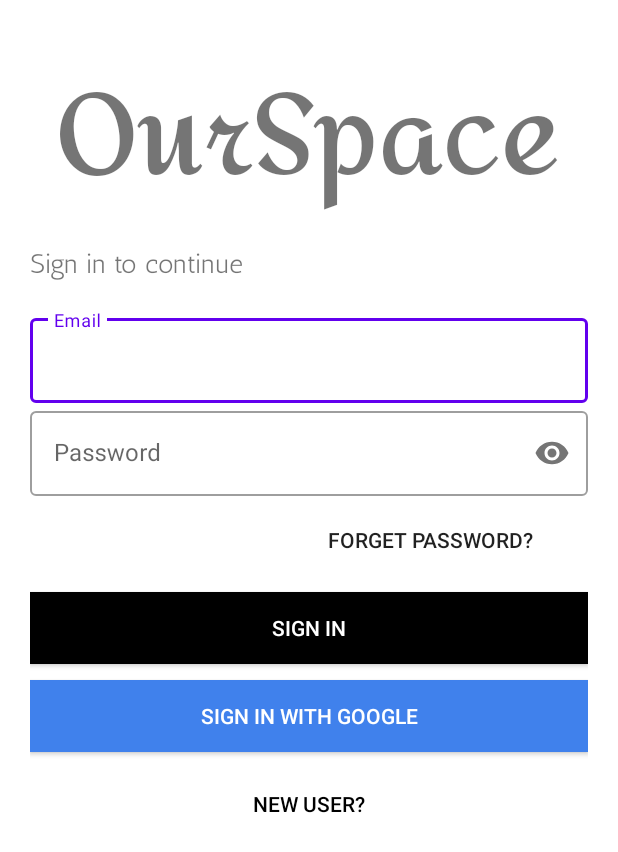
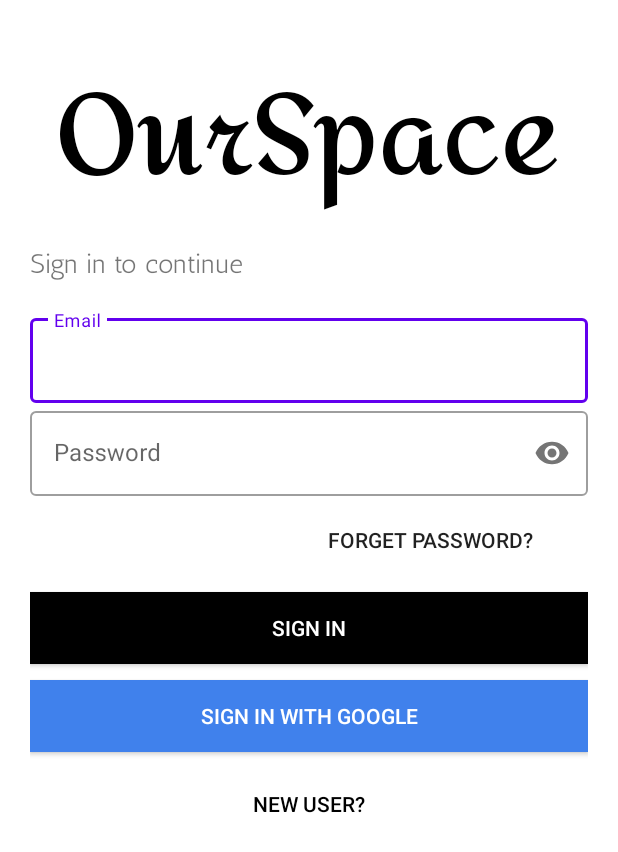
Before and after one commit to Tec9-RushB-Group/OurSpace, an Android app: the screen it shows after launch (Login), on a phone screen of 412 x 824 dp. Shown: the top 852 px of the screen. Run offline under Robolectric (Android 15) with nearby library versions, the phone set to English and light mode, and no system bars; our stand-ins replace Firebase (no records; nobody signed in at launch, a user with empty details on screens opened directly); libraries missing offline, so code that uses them is left out: com.firebase.ui; Roboto replaces fonts that are not available here.

Commit message:
set Logo Color

```diff
--- a/app/src/main/res/layout/activity_forget_password.xml
+++ b/app/src/main/res/layout/activity_forget_password.xml
@@ -16,6 +16,7 @@
         android:text="@string/welcome"
         android:textSize="74sp"
         android:layout_gravity="center"
+        android:textColor="#000"
         android:transitionName="logo_text"/>
 
     <TextView
--- a/app/src/main/res/layout/activity_login.xml
+++ b/app/src/main/res/layout/activity_login.xml
@@ -16,6 +16,7 @@
         android:text="@string/welcome"
         android:layout_gravity="center"
         android:textSize="74sp"
+        android:textColor="#000"
         android:transitionName="logo_text"/>
 
     <TextView
--- a/app/src/main/res/layout/activity_sign_up.xml
+++ b/app/src/main/res/layout/activity_sign_up.xml
@@ -16,6 +16,7 @@
         android:text="@string/welcome"
         android:textSize="74sp"
         android:layout_gravity="center"
+        android:textColor="#000"
         android:transitionName="logo_text"/>
 
     <TextView
--- a/app/src/main/res/layout/activity_splashscreen.xml
+++ b/app/src/main/res/layout/activity_splashscreen.xml
@@ -21,6 +21,7 @@
         app:layout_constraintEnd_toEndOf="parent"
         app:layout_constraintStart_toStartOf="parent"
         app:layout_constraintTop_toTopOf="parent"
+        android:textColor="#000"
         android:transitionName="logo_text"/>
 
     <TextView
```
